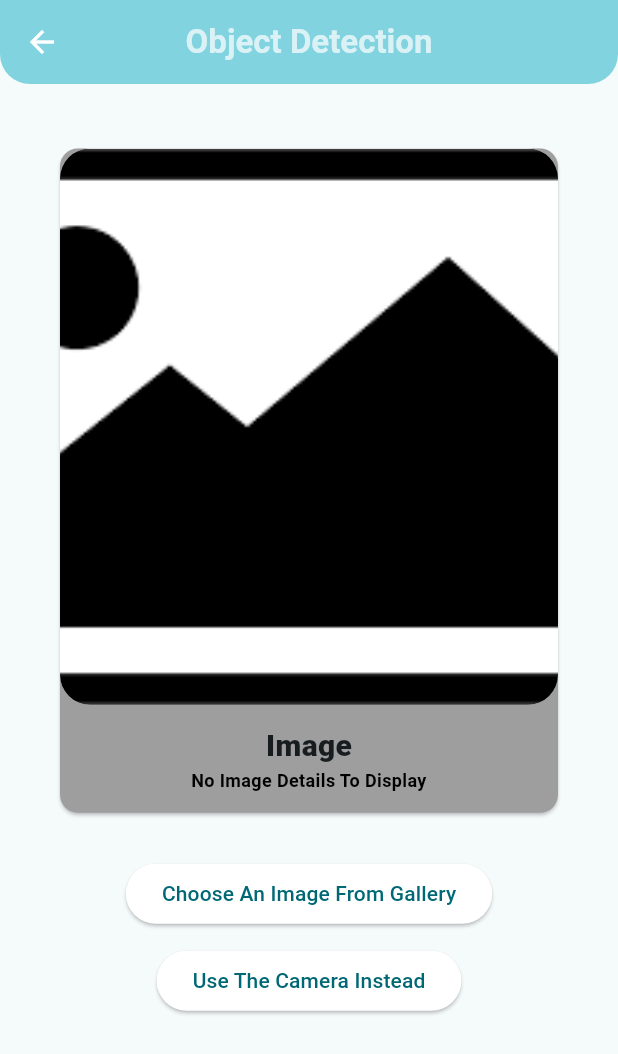
After one commit to Chi-naza/realtime_camera_app, a Flutter app: the screen it shows after launch, after a tap on "Object Detection Screen", on a phone screen of 412 x 824 dp. The commit adds this screen. Shown: the top 1054 px of the screen. Run offline on Flutter 3.47's test engine with Material 3 defaults, Android fonts, the phone set to English and light mode, and no system bars; our stand-ins replace camera, image_picker; missing offline and left inert: google_mlkit_image_labeling.

Commit message:
Started Object Detection Functionality

```diff
--- a/lib/main.dart
+++ b/lib/main.dart
@@ -1,5 +1,6 @@
 import 'package:flutter/material.dart';
 import 'package:camera/camera.dart';
+import 'package:realtime_camera_app/object_detection/object_detection_screen.dart';
 import 'package:realtime_camera_app/realtime_image_detection/camera_screen.dart';
 
 late List<CameraDescription> _cameras;
@@ -20,7 +21,7 @@ class MyApp extends StatelessWidget {
     return MaterialApp(
       title: 'Live Camera App',
       theme: ThemeData(
-        colorScheme: ColorScheme.fromSeed(seedColor: Colors.deepPurple),
+        colorScheme: ColorScheme.fromSeed(seedColor: Colors.grey),
         useMaterial3: true,
       ),
       home: const HomeScreen(),
@@ -45,14 +46,16 @@ class HomeScreen extends StatelessWidget {
                     MaterialPageRoute(
                         builder: (context) => CameraScreen(cameras: _cameras)));
               },
-              child: const Text("Image Camera Screen"),
+              child: const Text("Realtime Image Camera Screen"),
             ),
             ElevatedButton(
               onPressed: () {
-                Navigator.push(context,
-                    MaterialPageRoute(builder: (context) => Scaffold()));
+                Navigator.push(
+                    context,
+                    MaterialPageRoute(
+                        builder: (context) => ObjectDetectionScreen()));
               },
-              child: const Text("Object Screen"),
+              child: const Text("Object Detection Screen"),
             ),
           ],
         ),
--- /dev/null
+++ b/lib/object_detection/object_detection_screen.dart
@@ -0,0 +1,165 @@
+import 'dart:io';
+
+import 'package:camera/camera.dart';
+import 'package:flutter/foundation.dart';
+import 'package:flutter/material.dart';
+import 'package:image_picker/image_picker.dart';
+import 'package:realtime_camera_app/widgets/text_n_value_widget.dart';
+
+class ObjectDetectionScreen extends StatefulWidget {
+  const ObjectDetectionScreen({super.key});
+
+  @override
+  State<ObjectDetectionScreen> createState() => _ObjectDetectionScreenState();
+}
+
+class _ObjectDetectionScreenState extends State<ObjectDetectionScreen> {
+  File? _image;
+  late ImagePicker imagePicker;
+
+  String resultName = "";
+  String resultConfidence = "0.0";
+
+  @override
+  void initState() {
+    // init image picker
+    imagePicker = ImagePicker();
+
+    // call super
+    super.initState();
+  }
+
+  @override
+  Widget build(BuildContext context) {
+    return Scaffold(
+      appBar: AppBar(
+        backgroundColor: Theme.of(context).colorScheme.inversePrimary,
+        foregroundColor: Colors.white,
+        centerTitle: true,
+        title: Text(
+          "Object Detection",
+          style: TextStyle(
+            color: Colors.white.withOpacity(0.7),
+            fontWeight: FontWeight.bold,
+          ),
+        ),
+        shape: const RoundedRectangleBorder(
+          borderRadius: BorderRadius.only(
+            bottomLeft: Radius.circular(20),
+            bottomRight: Radius.circular(20),
+          ),
+        ),
+      ),
+      body: SingleChildScrollView(
+        child: Center(
+          child: Column(
+            mainAxisAlignment: MainAxisAlignment.center,
+            children: <Widget>[
+              const SizedBox(height: 43),
+              _image == null
+                  ? Card(
+                      color: Colors.grey,
+                      margin: const EdgeInsets.symmetric(horizontal: 40),
+                      child: Column(
+                        children: [
+                          Container(
+                            height: MediaQuery.of(context).size.height * 0.45,
+                            decoration: BoxDecoration(
+                              color: Colors.white,
+                              borderRadius: BorderRadius.circular(20),
+                              image: const DecorationImage(
+                                  image: AssetImage("assets/images/imgno.png"),
+                                  fit: BoxFit.cover),
+                            ),
+                          ),
+                          const SizedBox(height: 13),
+                          const TextAndValueWidget(
+                            title: 'Image',
+                            value: "No Image Details To Display",
+                            textColor: Colors.black,
+                          ),
+                          const SizedBox(height: 13),
+                        ],
+                      ),
+                    )
+                  : Card(
+                      color: Colors.white,
+                      margin: const EdgeInsets.symmetric(horizontal: 40),
+                      child: Column(
+                        children: [
+                          Container(
+                            height: MediaQuery.of(context).size.height * 0.45,
+                            decoration: BoxDecoration(
+                              borderRadius: BorderRadius.circular(20),
+                              image: DecorationImage(
+                                  image: FileImage(_image!), fit: BoxFit.cover),
+                            ),
+                            // child: Image.file(_image!),
+                          ),
+                          const SizedBox(height: 10),
+                          Row(
+                            mainAxisAlignment: MainAxisAlignment.center,
+                            children: [
+                              TextAndValueWidget(
+                                title: 'Name',
+                                value: resultName,
+                              ),
+                              SizedBox(
+                                  width:
+                                      MediaQuery.of(context).size.width * 0.15),
+                              TextAndValueWidget(
+                                title: 'Accuracy',
+                                value:
+                                    "%${double.parse(resultConfidence) * 100}",
+                                textColor: Colors.red,
+                              ),
+                            ],
+                          ),
+                          const SizedBox(height: 15),
+                          TextAndValueWidget(
+                            title: 'Image',
+                            value: _image!.path,
+                            textColor: Colors.black38,
+                          ),
+                          const SizedBox(height: 13),
+                        ],
+                      ),
+                    ),
+              const SizedBox(height: 30),
+              ElevatedButton(
+                onPressed: pickAnImage,
+                style: ElevatedButton.styleFrom(backgroundColor: Colors.white),
+                child: const Text('Choose An Image From Gallery'),
+              ),
+              const SizedBox(height: 10),
+              ElevatedButton(
+                onPressed: () => pickAnImage(fromCamera: true),
+                style: ElevatedButton.styleFrom(backgroundColor: Colors.white),
+                child: const Text('Use The Camera Instead'),
+              ),
+              const SizedBox(height: 30),
+            ],
+          ),
+        ),
+      ),
+    );
+  }
+
+  // pick image func
+  Future<void> pickAnImage({bool fromCamera = false}) async {
+    XFile? image;
+
+    if (fromCamera) {
+      image = await imagePicker.pickImage(source: ImageSource.camera);
+    } else {
+      image = await imagePicker.pickImage(source: ImageSource.gallery);
+    }
+
+    if (image != null) {
+      setState(() {
+        _image = File(image!.path);
+      });
+      // doImageLabeling(_image!);
+    }
+  }
+}
--- /dev/null
+++ b/lib/widgets/text_n_value_widget.dart
@@ -0,0 +1,39 @@
+import 'package:flutter/material.dart';
+
+class TextAndValueWidget extends StatelessWidget {
+  final String title;
+  final String value;
+  final Color? textColor;
+
+  const TextAndValueWidget(
+      {super.key, required this.title, required this.value, this.textColor});
+
+  @override
+  Widget build(BuildContext context) {
+    return Column(
+      children: [
+        Text(
+          title,
+          style: const TextStyle(
+            fontSize: 20,
+            fontWeight: FontWeight.w900,
+          ),
+        ),
+        Padding(
+          padding: const EdgeInsets.symmetric(horizontal: 8.0),
+          child: Text(
+            value,
+            textAlign: TextAlign.center,
+            maxLines: 2,
+            overflow: TextOverflow.ellipsis,
+            style: TextStyle(
+              fontSize: 12,
+              color: textColor ?? Colors.green,
+              fontWeight: FontWeight.bold,
+            ),
+          ),
+        ),
+      ],
+    );
+  }
+}
```
Also changed, not shown: pubspec.yaml (+4 -32 lines), assets/images/imgno.png (added), pubspec.lock, 6 other files.
